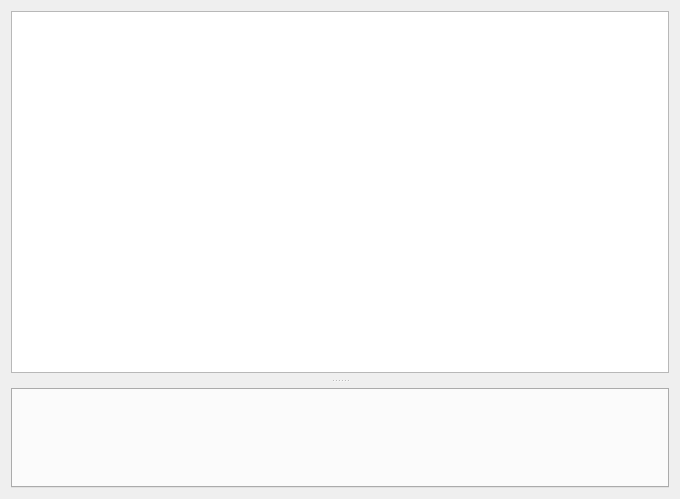
Above: src/multiserialviewer/ui_files/serialViewerWindow.ui from shaag7967/multiserialviewer before the change. Below: the same form after it.
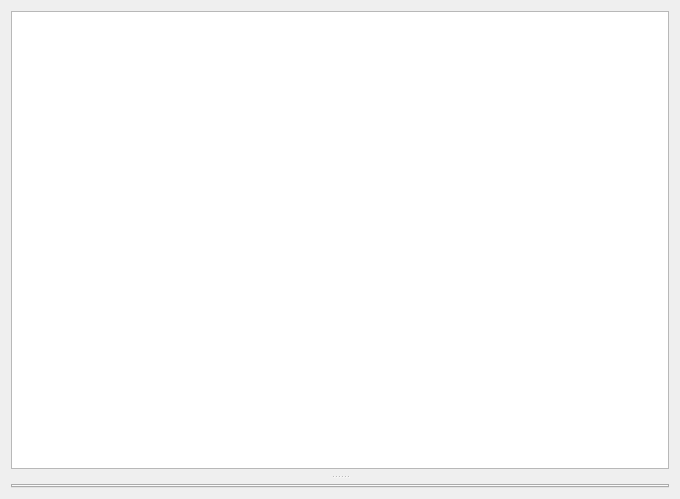
That is the form after the change. Custom widgets are drawn as their Qt base class.

Commit message: deactivate autoscroll when started search

```diff
--- a/src/multiserialviewer/ui_files/serialViewerWindow.ui
+++ b/src/multiserialviewer/ui_files/serialViewerWindow.ui
@@ -51,17 +51,11 @@
      </widget>
      <widget class="QTabWidget" name="tabWidget">
       <property name="sizePolicy">
-       <sizepolicy hsizetype="Expanding" vsizetype="Minimum">
+       <sizepolicy hsizetype="Expanding" vsizetype="Preferred">
         <horstretch>0</horstretch>
         <verstretch>1</verstretch>
        </sizepolicy>
       </property>
-      <property name="minimumSize">
-       <size>
-        <width>100</width>
-        <height>100</height>
-       </size>
-      </property>
       <property name="tabPosition">
        <enum>QTabWidget::TabPosition::North</enum>
       </property>
```
The commit also changes 1 other file.
